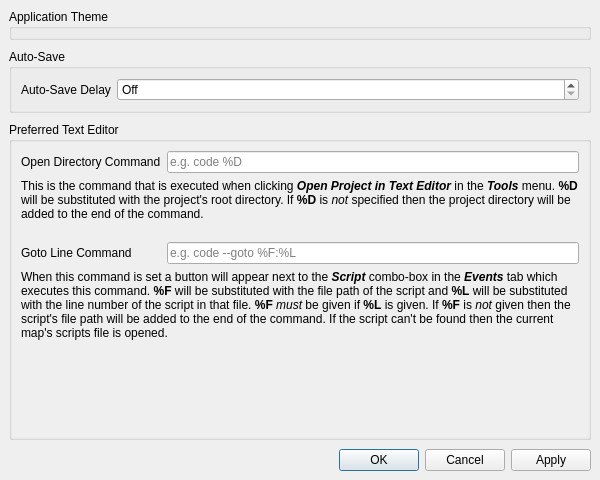
This is forms/preferenceeditor.ui in huderlem/porymap as Qt 5 draws it before an edit. The edited form follows.
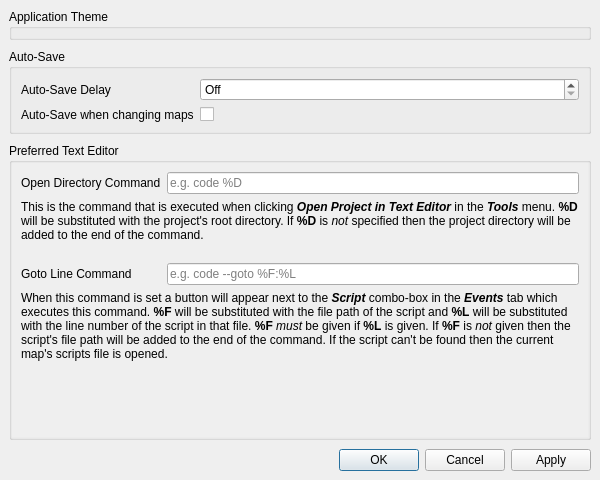
This is the edited form.

Commit message: Add auto-save on map change

Diff of the .ui file:
```diff
--- a/forms/preferenceeditor.ui
+++ b/forms/preferenceeditor.ui
@@ -84,6 +84,23 @@
          </property>
         </widget>
        </item>
+       <item row="1" column="1">
+        <widget class="QCheckBox" name="checkBox_AutoSaveOnMapChange">
+         <property name="layoutDirection">
+          <enum>Qt::LeftToRight</enum>
+         </property>
+         <property name="text">
+          <string/>
+         </property>
+        </widget>
+       </item>
+       <item row="1" column="0">
+        <widget class="QLabel" name="label_AutoSaveOnMapChange">
+         <property name="text">
+          <string>Auto-Save when changing maps</string>
+         </property>
+        </widget>
+       </item>
       </layout>
      </widget>
     </item>
```
The commit also changes 4 other files.
